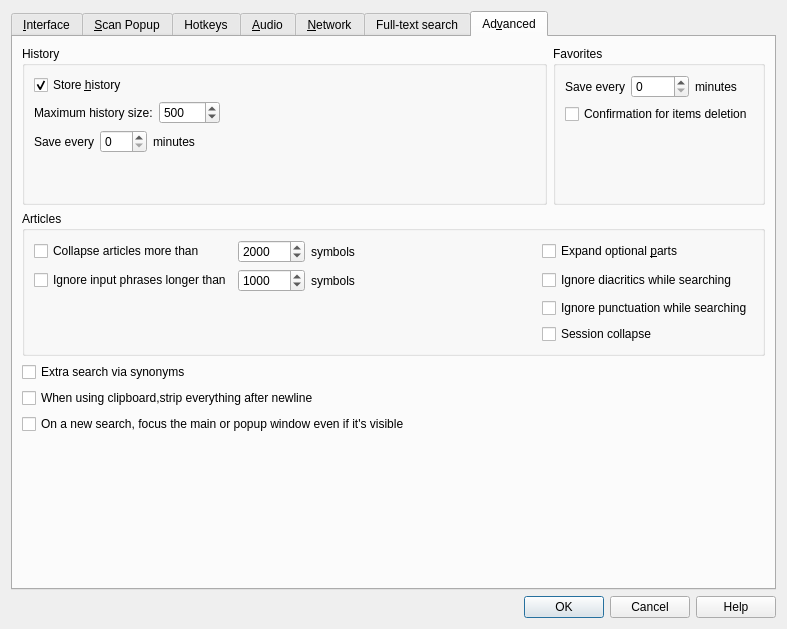
Above: src/ui/preferences.ui from xiaoyifang/goldendict-ng before the change. Below: the same form after it.
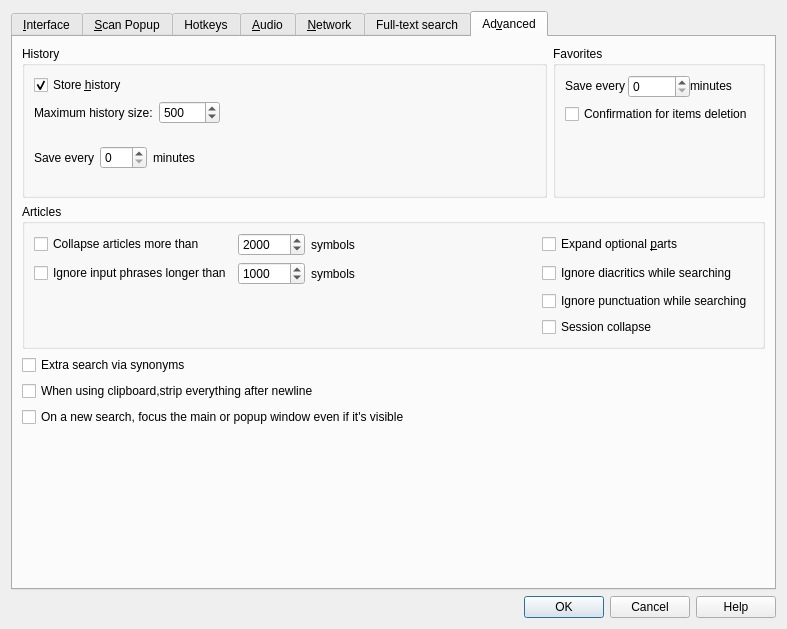
That is the form after the change. The open tabs and pages were chosen to show the change. Icons and pictures are not drawn. Custom widgets are drawn as their Qt base class.

Patch:
```diff
--- a/src/ui/preferences.ui
+++ b/src/ui/preferences.ui
@@ -1502,19 +1502,6 @@
               </item>
              </layout>
             </item>
-            <item>
-             <spacer name="verticalSpacer_4">
-              <property name="orientation">
-               <enum>Qt::Vertical</enum>
-              </property>
-              <property name="sizeHint" stdset="0">
-               <size>
-                <width>20</width>
-                <height>40</height>
-               </size>
-              </property>
-             </spacer>
-            </item>
            </layout>
           </widget>
          </item>
@@ -1526,8 +1513,17 @@
            <layout class="QVBoxLayout" name="verticalLayout_21">
             <item>
              <layout class="QHBoxLayout" name="horizontalLayout_16">
+              <property name="spacing">
+               <number>0</number>
+              </property>
               <item>
                <widget class="QLabel" name="label_17">
+                <property name="sizePolicy">
+                 <sizepolicy hsizetype="Minimum" vsizetype="Fixed">
+                  <horstretch>0</horstretch>
+                  <verstretch>0</verstretch>
+                 </sizepolicy>
+                </property>
                 <property name="toolTip">
                  <string>Favorites saving interval. If set to 0 Favorites will be saved only during exit.</string>
                 </property>
@@ -1545,6 +1541,12 @@
               </item>
               <item>
                <widget class="QLabel" name="label_18">
+                <property name="sizePolicy">
+                 <sizepolicy hsizetype="Minimum" vsizetype="Fixed">
+                  <horstretch>0</horstretch>
+                  <verstretch>0</verstretch>
+                 </sizepolicy>
+                </property>
                 <property name="text">
                  <string>minutes</string>
                 </property>
@@ -1563,7 +1565,7 @@
              </widget>
             </item>
             <item>
-             <spacer name="verticalSpacer_15">
+             <spacer name="verticalSpacer_4">
               <property name="orientation">
                <enum>Qt::Vertical</enum>
               </property>
```
